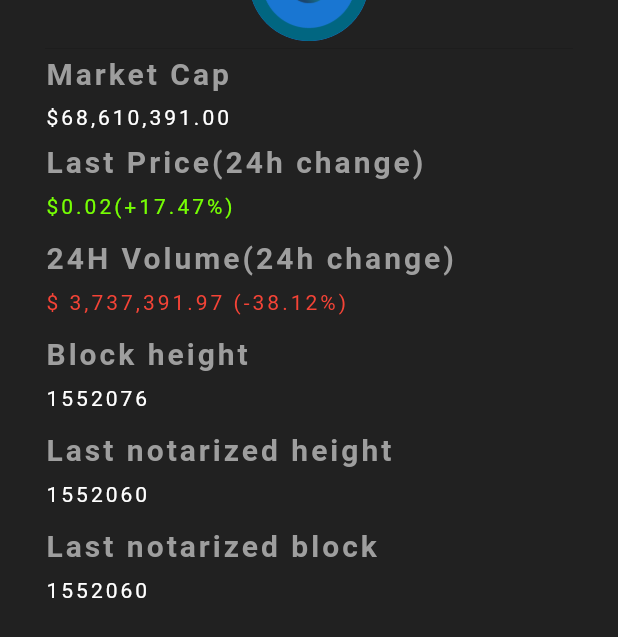
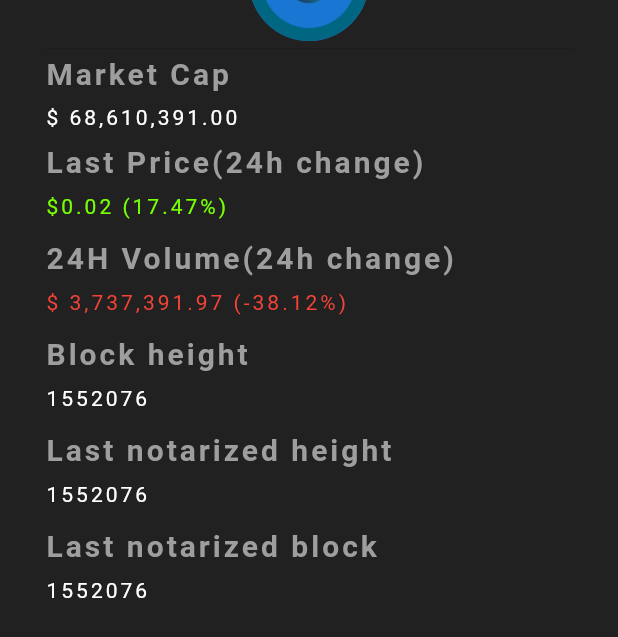
Before and after one commit to pecefulpro/Flutter_page, a Flutter app: the screen it shows after launch, on a phone screen of 412 x 824 dp. Shown: the part 223-860 px from the top of the screen. Run offline on Flutter 3.47's test engine with Material 2 defaults, Android fonts, the phone set to English and light mode, and no system bars.

Commit message:
Add files via upload

```diff
--- a/lib/main.dart
+++ b/lib/main.dart
@@ -8,13 +8,54 @@ void main() {
 
 
 
+
 );
   return runApp(materialApp);
 }
 
+//Icons
+String file_ext = 'kmd';
+
+//Market Cap
+String marketC = '68,610,391.00';
+
+//24H Volume(24h change)
+String start_24 = "3,737,391.97";
+double in_24 = -38.12;
+String vol_24 = (in_24).toStringAsFixed(2);
+
+//Last Price(24h change)
+String starting_24 = '0.02';
+double pr_24 = 17.47;
+String price_24 = (pr_24).toStringAsFixed(2);
+
+//Block height
+int Block_height = 1552076;
+String Block_String = Block_height.toString();
+
+//Last notarized block
+int LNB = 1552076;
+String LNB_string = Block_height.toString();
 
 
-String vol_24 = (-38.12).toStringAsFixed(2);
+Color getColor(int selector) {
+  if (in_24 < 0 ) {
+    return Colors.red;
+  }
+  else{
+    return Colors.lightGreenAccent[400];
+  }
+}
+
+Color getColor1(int selector) {
+  if (pr_24 < 0 ) {
+    return Colors.red;
+  }
+  else{
+    return Colors.lightGreenAccent[400];
+  }
+}
+
 
 
 
@@ -40,7 +81,7 @@ class Draft extends StatelessWidget {
 
               Center(
                 child: CircleAvatar(
-                  backgroundImage: AssetImage('lib/assets/icons/kmd.png'),
+                  backgroundImage: AssetImage('lib/assets/icons/'+ file_ext +'.png'),
                   radius: 40,
                 ),
               ),
@@ -60,7 +101,7 @@ class Draft extends StatelessWidget {
               ),
               SizedBox(height: 10.0),
               Text(
-                """\$68,610,391.00 """,
+                "\$ "+marketC,
                 style: TextStyle(
                   color: Colors.white,
                   letterSpacing: 2.0,
@@ -79,9 +120,10 @@ class Draft extends StatelessWidget {
               ),
               SizedBox(height: 10.0),
               Text(
-                """\$0.02(+17.47%) """,
+                  "\$"+ starting_24 +" ("+ price_24 +"%) ",
                 style: TextStyle(
-                  color: Colors.lightGreenAccent[400],
+
+                  color: getColor1(null),
                   letterSpacing: 2.0,
                 ),
               ),
@@ -97,13 +139,11 @@ class Draft extends StatelessWidget {
                 ),
               ),
               SizedBox(height: 10.0),
-
               Text(
-
-                "\$ 3,737,391.97 (" + vol_24 + "%)",
+                "\$ " + start_24 + " (" + vol_24 + "%)",
 
                 style: TextStyle(
-                  color: Colors.red,
+                  color: getColor(null),
                   letterSpacing: 2.0,
                 ),
               ),
@@ -139,7 +179,7 @@ class Draft extends StatelessWidget {
               ),
               SizedBox(height: 10.0),
               Text(
-                """1552060""",
+                Block_String,
                 style: TextStyle(
                   color: Colors.white,
                   letterSpacing: 2.0,
@@ -158,7 +198,7 @@ class Draft extends StatelessWidget {
               ),
               SizedBox(height: 10.0),
               Text(
-                """1552060""",
+                LNB_string,
                 style: TextStyle(
                   color: Colors.white,
                   letterSpacing: 2.0,
```
